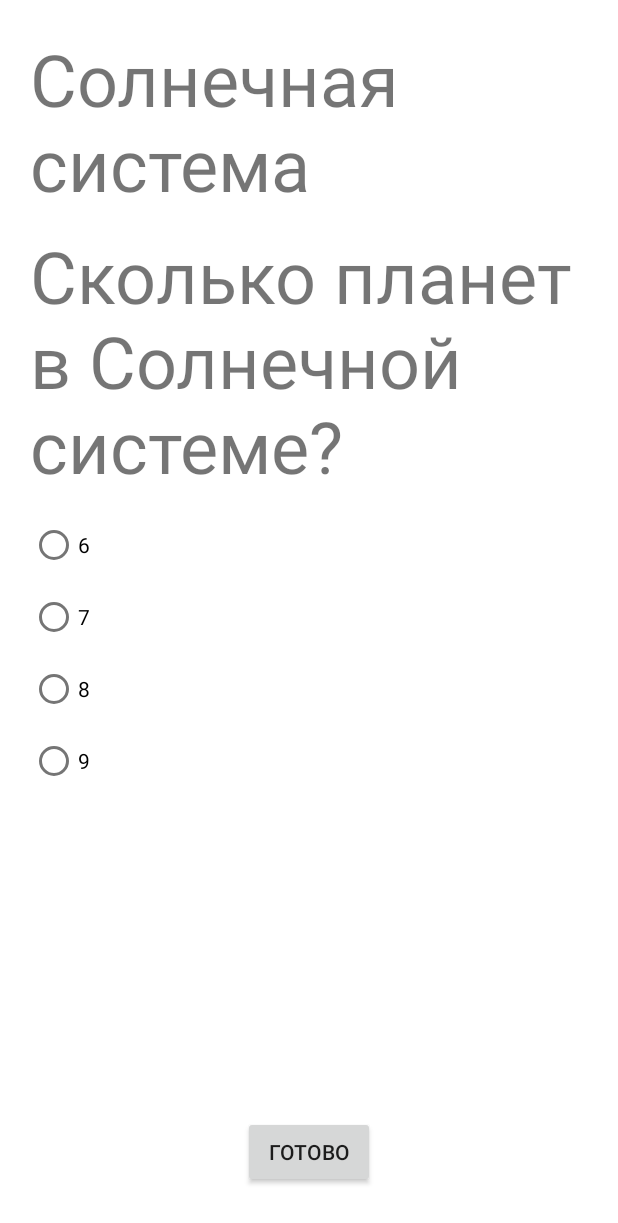
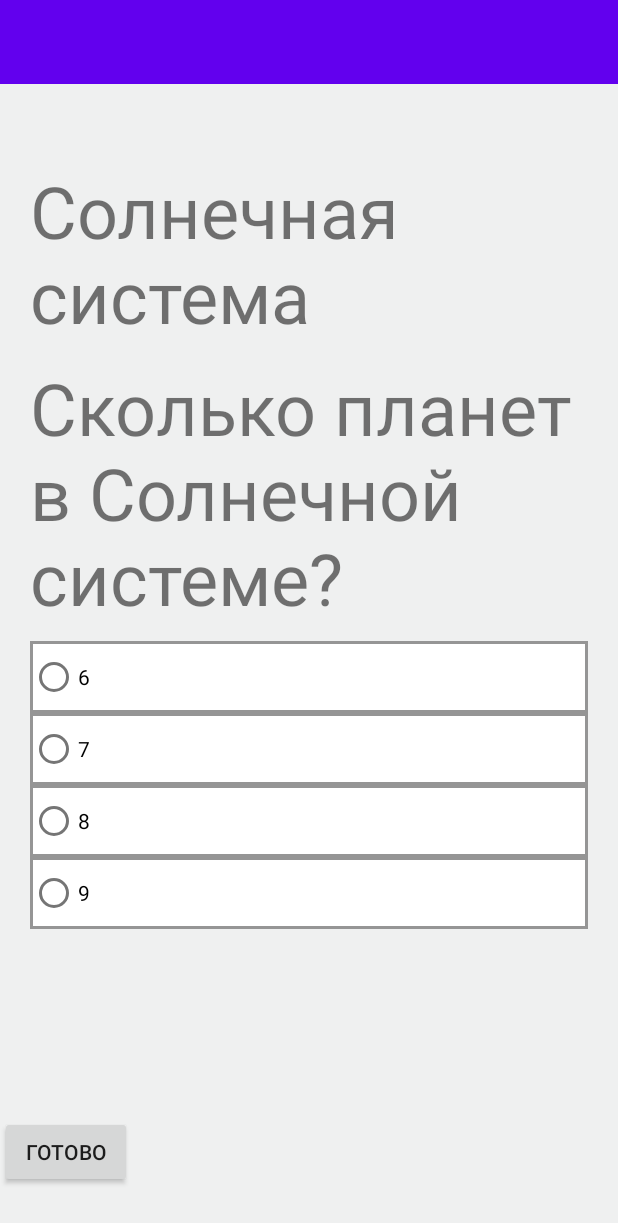
Before and after one commit to larongg/TestApp, an Android app: the fragment QuizFragment shown on its own in the app's theme, after a tap on "СОЛНЕЧНАЯ СИСТЕМА", on a phone screen of 412 x 824 dp. Shown: the top 1223 px of the screen. Run offline under Robolectric (Android 15) with nearby library versions, the phone set to English and light mode, and no system bars; network calls fail.

```diff
--- a/app/src/main/AndroidManifest.xml
+++ b/app/src/main/AndroidManifest.xml
@@ -17,8 +17,7 @@
             android:exported="false" />
         <activity
             android:name=".MainActivity"
-            android:exported="true"
-            android:label="@string/app_name">
+            android:exported="true">
             <intent-filter>
                 <action android:name="android.intent.action.MAIN" />
 
--- a/app/src/main/java/com/example/testapp/ui/pager/NumberFragment.kt
+++ b/app/src/main/java/com/example/testapp/ui/pager/NumberFragment.kt
@@ -8,6 +8,7 @@ import android.widget.Button
 import android.widget.LinearLayout
 import android.widget.RadioGroup
 import android.widget.TextView
+import androidx.appcompat.app.AppCompatActivity
 import androidx.fragment.app.Fragment
 import com.example.testapp.R
 import com.google.android.material.checkbox.MaterialCheckBox
@@ -48,13 +49,16 @@ class NumberFragment : Fragment() {
             if (correctOptions!!.size == 1) {
                 val radioGroup = RadioGroup(requireContext())
                 val radioList = mutableMapOf<Int, MaterialRadioButton>()
+                val linerLayout = LinearLayout.LayoutParams(
+                    LinearLayout.LayoutParams.MATCH_PARENT,
+                    LinearLayout.LayoutParams.WRAP_CONTENT
+                )
+                linerLayout.topMargin = 10
 
                 for (i in options!!.indices) {
                     val newRadioButton = MaterialRadioButton(requireContext())
-                    newRadioButton.layoutParams = LinearLayout.LayoutParams(
-                        LinearLayout.LayoutParams.MATCH_PARENT,
-                        LinearLayout.LayoutParams.WRAP_CONTENT
-                    )
+                    newRadioButton.layoutParams = linerLayout
+                    newRadioButton.setBackgroundResource(R.drawable.border)
                     newRadioButton.id = View.generateViewId()
                     newRadioButton.text = options[i]
                     radioList[newRadioButton.id] = newRadioButton
@@ -87,13 +91,16 @@ class NumberFragment : Fragment() {
                 }
             } else {
                 val checkList = mutableMapOf<Int, MaterialCheckBox>()
+                val linerLayout = LinearLayout.LayoutParams(
+                    LinearLayout.LayoutParams.MATCH_PARENT,
+                    LinearLayout.LayoutParams.WRAP_CONTENT
+                )
+                linerLayout.topMargin = 10
 
                 for (i in options!!.indices) {
                     val newCheckBox = MaterialCheckBox(requireContext())
-                    newCheckBox.layoutParams = LinearLayout.LayoutParams(
-                        LinearLayout.LayoutParams.MATCH_PARENT,
-                        LinearLayout.LayoutParams.WRAP_CONTENT
-                    )
+                    newCheckBox.layoutParams = linerLayout
+                    newCheckBox.setBackgroundResource(R.drawable.border)
                     newCheckBox.id = View.generateViewId()
                     newCheckBox.text = options[i]
                     checkList[newCheckBox.id] = newCheckBox
--- a/app/src/main/java/com/example/testapp/ui/pager/QuestionActivity.kt
+++ b/app/src/main/java/com/example/testapp/ui/pager/QuestionActivity.kt
@@ -1,6 +1,7 @@
 package com.example.testapp.ui.pager
 
 import android.os.Bundle
+import android.widget.Toolbar
 import androidx.fragment.app.FragmentActivity
 import androidx.viewpager2.widget.ViewPager2
 import com.example.testapp.R
--- a/app/src/main/res/layout/activity_question.xml
+++ b/app/src/main/res/layout/activity_question.xml
@@ -6,10 +6,10 @@
 
     <androidx.viewpager2.widget.ViewPager2
         android:id="@+id/pager"
-        android:layout_width="match_parent"
-        android:layout_height="match_parent"
-        app:layout_constraintTop_toTopOf="parent"
+        android:layout_width="0dp"
+        android:layout_height="0dp"
         app:layout_constraintBottom_toBottomOf="parent"
         app:layout_constraintLeft_toLeftOf="parent"
-        app:layout_constraintRight_toRightOf="parent"/>
+        app:layout_constraintRight_toRightOf="parent"
+        app:layout_constraintTop_toTopOf="parent" />
 </androidx.constraintlayout.widget.ConstraintLayout>
--- a/app/src/main/res/layout/fragment_number.xml
+++ b/app/src/main/res/layout/fragment_number.xml
@@ -4,20 +4,30 @@
     xmlns:tools="http://schemas.android.com/tools"
     android:layout_width="match_parent"
     android:layout_height="match_parent"
+    android:background="@color/main_color"
     tools:context=".ui.pager.NumberFragment">
 
     <!-- TODO: Update blank fragment layout -->
+    <androidx.appcompat.widget.Toolbar
+        android:id="@+id/toolbar"
+        android:layout_width="match_parent"
+        android:layout_height="?attr/actionBarSize"
+        android:background="?attr/colorPrimary"
+        app:layout_constraintEnd_toEndOf="parent"
+        app:layout_constraintStart_toStartOf="parent"
+        app:layout_constraintTop_toTopOf="parent" />
 
     <ScrollView
         android:id="@+id/scroll_queston"
         android:layout_width="match_parent"
         android:layout_height="0dp"
+        android:layout_marginTop="32dp"
         android:layout_marginBottom="32dp"
         android:padding="20dp"
-        app:layout_constraintBottom_toTopOf="@+id/check_button"
+        app:layout_constraintBottom_toTopOf="@+id/bottom_layout"
         app:layout_constraintEnd_toEndOf="parent"
         app:layout_constraintStart_toStartOf="parent"
-        app:layout_constraintTop_toTopOf="parent">
+        app:layout_constraintTop_toBottomOf="@+id/toolbar">
 
         <LinearLayout
             android:id="@+id/scroll_question_layout"
@@ -42,14 +52,21 @@
         </LinearLayout>
     </ScrollView>
 
-    <Button
-        android:id="@+id/check_button"
-        android:layout_width="wrap_content"
+    <LinearLayout
+        android:id="@+id/bottom_layout"
+        android:layout_width="match_parent"
         android:layout_height="wrap_content"
-        android:layout_marginBottom="32dp"
-        android:text="@string/check"
+        android:orientation="horizontal"
         app:layout_constraintBottom_toBottomOf="parent"
         app:layout_constraintEnd_toEndOf="parent"
-        app:layout_constraintStart_toStartOf="parent" />
+        app:layout_constraintStart_toStartOf="parent">
+
+        <Button
+            android:id="@+id/check_button"
+            android:layout_width="wrap_content"
+            android:layout_height="wrap_content"
+            android:layout_marginBottom="32dp"
+            android:text="@string/check" />
+    </LinearLayout>
 
 </androidx.constraintlayout.widget.ConstraintLayout>
--- a/app/src/main/res/values/colors.xml
+++ b/app/src/main/res/values/colors.xml
@@ -7,7 +7,8 @@
     <color name="teal_700">#FF018786</color>
     <color name="black">#FF000000</color>
     <color name="white">#FFFFFFFF</color>
-    <color name="blind">#00FFFFFF</color>
+    <color name="transparent">#00FFFFFF</color>
     <color name="true_color">#4CAF50</color>
     <color name="false_color">#F44336</color>
+    <color name="main_color">#143C3F41</color>
 </resources>
--- a/app/src/main/res/values/strings.xml
+++ b/app/src/main/res/values/strings.xml
@@ -107,7 +107,7 @@
         "when a user tries to pick up one of cards.\n\n"
     </string>
     <string name="title_settings">Настройки</string>
-    <string name="title_quiz">Квиз</string>
+    <string name="title_quiz">Тесты</string>
     <string name="title_add_questions">Добавить вопросы</string>
     <string name="start">Старт</string>
     <!-- TODO: Remove or change this placeholder text -->
--- a/app/src/main/res/values/styles.xml
+++ b/app/src/main/res/values/styles.xml
@@ -3,6 +3,6 @@
 
     <style name="MyExposedDropdownMenuStyle" parent="@style/Widget.MaterialComponents.TextInputLayout.FilledBox.ExposedDropdownMenu" />
 
-    <style name="MyTextInputLayout" parent="@style/Widget.MaterialComponents.TextInputLayout.FilledBox" />
+    <style name="MyTextInputEditText" parent="@style/Widget.MaterialComponents.TextInputEditText.FilledBox"/>
 
 </resources>
```
Also changed, not shown: app/src/main/java/com/example/testapp/ui/addquestions/AddQuestionsFragment.kt (+5 -6 lines), app/src/main/res/layout/activity_main.xml (+16 -18 lines), app/src/main/res/layout/fragment_add_questions.xml (+28 -22 lines), app/src/main/res/layout/fragment_quiz.xml (+26 -24 lines), app/src/main/res/layout/fragment_settings.xml (+5 -3 lines).
